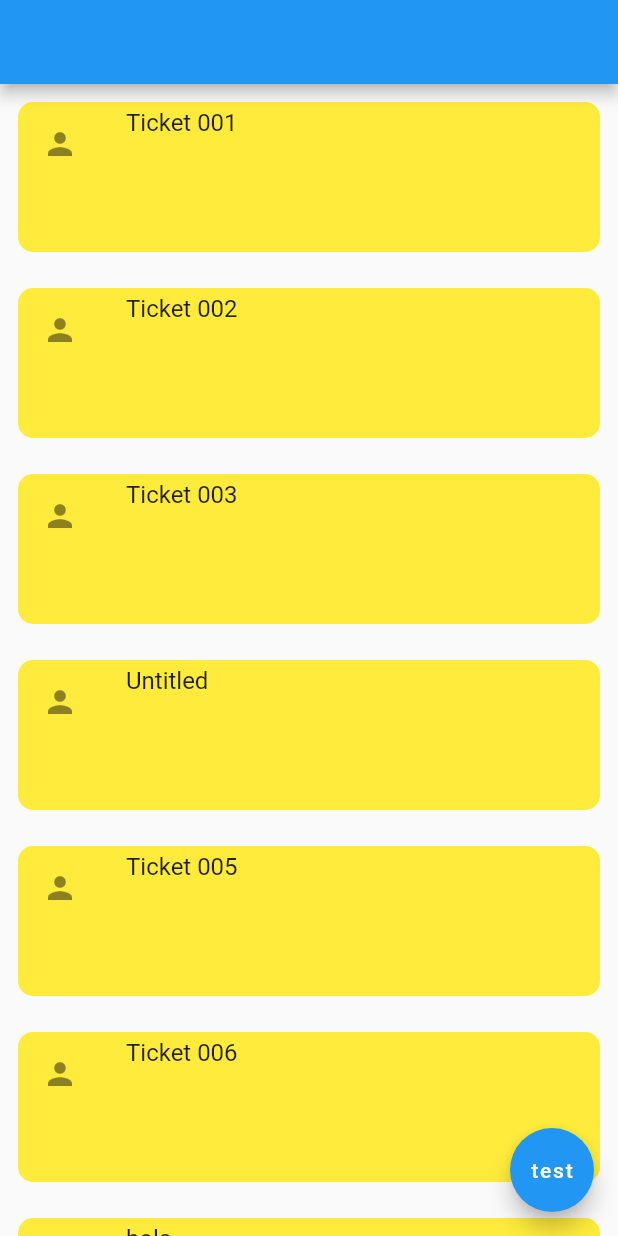
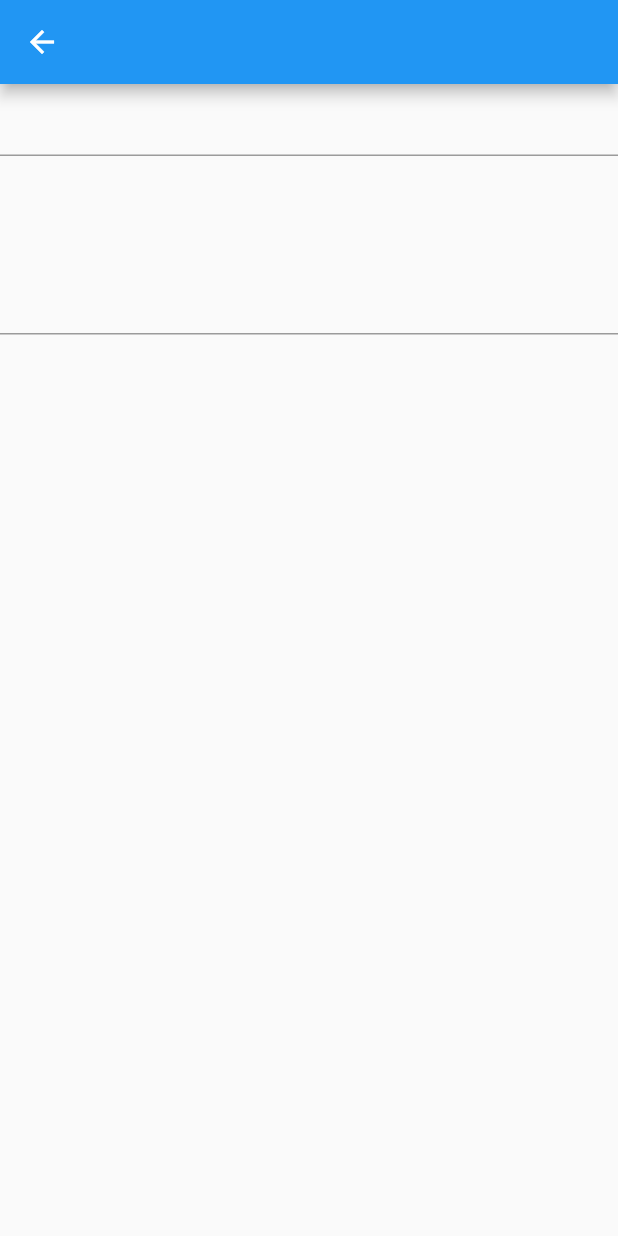
Before and after one commit to WCNosliwsys/flutterday, a Flutter app: the screen it shows after launch, after a tap on "test", on a phone screen of 412 x 824 dp. Run offline on Flutter 3.47's test engine with Material 2 defaults, Android fonts, the phone set to English and light mode, and no system bars.

Commit message:
Cambiando boton de añadido de card por navegador

```diff
--- /dev/null
+++ b/lib/ui/ticket/home/ticket_create.dart
@@ -0,0 +1,15 @@
+
+import 'package:flutter/material.dart';
+
+class TicketCreate extends StatelessWidget {
+  @override
+  Widget build(BuildContext context) {
+    return Scaffold(
+      appBar: AppBar(),
+      body: Column(children: <Widget>[
+        TextField(),
+        TextField(maxLines: 5,),
+      ],),
+    );
+  }
+}
--- a/lib/ui/ticket/home/ticket_home.dart
+++ b/lib/ui/ticket/home/ticket_home.dart
@@ -5,6 +5,8 @@ import 'package:flutterday/data/ticket_list_model.dart';
 import 'package:flutterday/models/ticket.dart';
 import 'package:flutterday/ui/ticket/home/ticket_item.dart';
 import 'package:provider/provider.dart';
+
+import 'ticket_create.dart';
 
 class TicketHome extends StatelessWidget {
   @override
@@ -16,8 +18,11 @@ class TicketHome extends StatelessWidget {
       floatingActionButton: FloatingActionButton(
           child: Text("test"),
           onPressed: () {
-            Provider.of<TicketListModel>(context).addTicket(
-                Ticket(title: "hola"));
+          /*  Provider.of<TicketListModel>(context).addTicket(
+                Ticket(title: "hola"));*/
+          Navigator.of(context).push(MaterialPageRoute(builder: (BuildContext context){
+            return TicketCreate();
+          }));
           }
       ),
       body:
```
